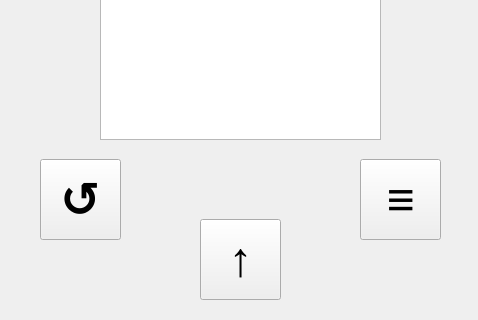
Before: the Qt Designer form DenaSimulator/denasimulator.ui in biaochen1/comp-3004-teamproject, drawn with Qt 5; both pictures show x 0 to 478 and y 337 to 657 of the 478 by 978 pixel window.
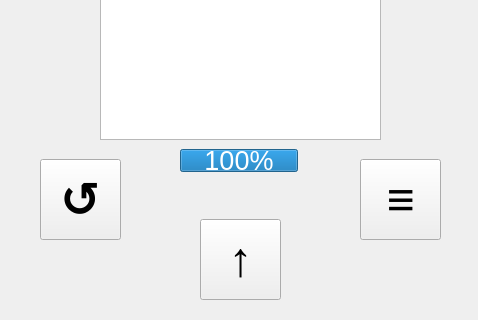
After: the same form once the commit is applied.

Commit message: added code to simulate battery

```diff
--- a/DenaSimulator/denasimulator.ui
+++ b/DenaSimulator/denasimulator.ui
@@ -346,6 +346,19 @@
      </font>
     </property>
    </widget>
+   <widget class="QProgressBar" name="batteryLevel">
+    <property name="geometry">
+     <rect>
+      <x>180</x>
+      <y>450</y>
+      <width>118</width>
+      <height>23</height>
+     </rect>
+    </property>
+    <property name="value">
+     <number>100</number>
+    </property>
+   </widget>
    <zorder>treatmentWidget</zorder>
    <zorder>downButton</zorder>
    <zorder>rightButton</zorder>
```
Left out of the diff: 1 changed line with no effect on the pictures. The commit also changes 2 other files.
